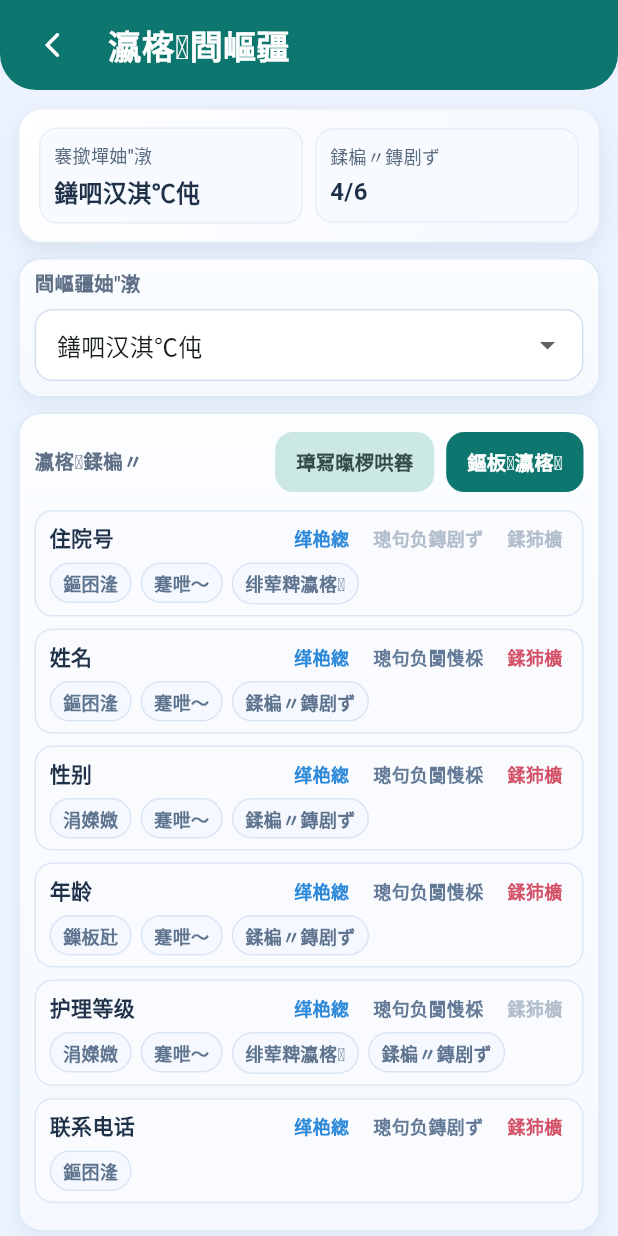
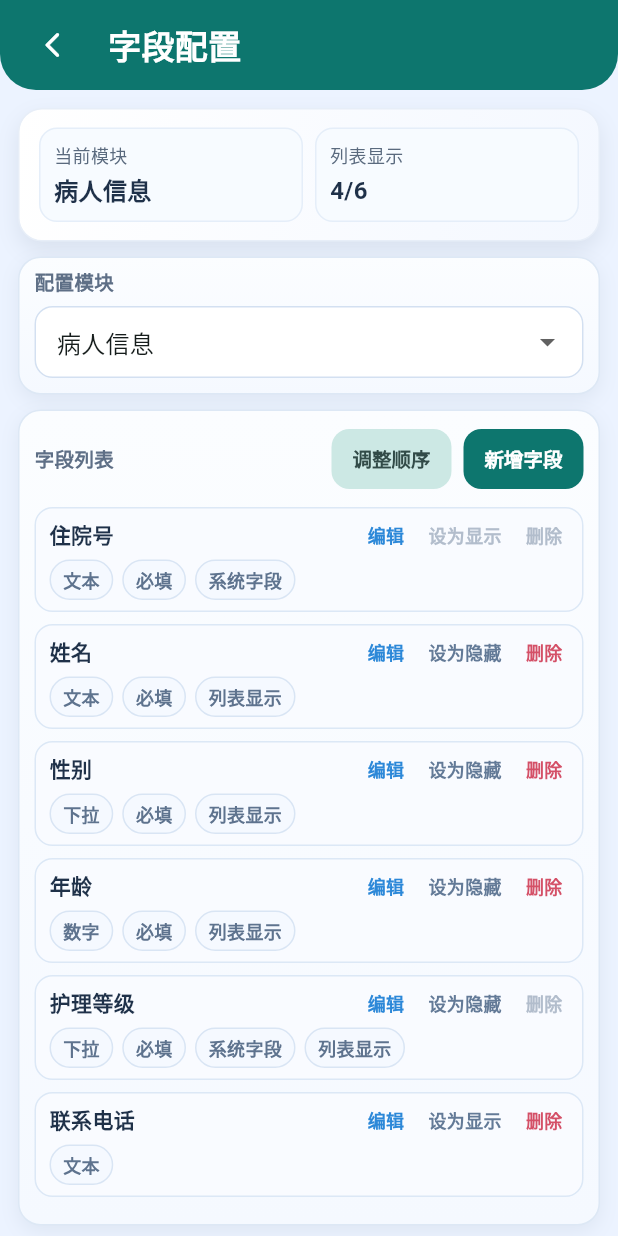
Before and after one commit to cccjax/hospital_record, a Flutter app: the screen it shows after launch, item 3 of the bottom bar chosen, after a tap on "字段配置", on a phone screen of 412 x 824 dp. Run offline on Flutter 3.47's test engine with Material 3 defaults, Android fonts, the phone set to English and light mode, and no system bars; our stand-ins replace file_picker, image_picker, local_auth, shared_preferences.

Commit message:
fix: repair garbled Chinese text in key UI pages

```diff
--- a/flutter_app/lib/src/pages/field_config_page.dart
+++ b/flutter_app/lib/src/pages/field_config_page.dart
@@ -34,7 +34,7 @@ class _FieldConfigPageState extends State<FieldConfigPage> {
           child: AppBackButton(),
         ),
         title: const Text(
-          '瀛楁閰嶇疆',
+          '字段配置',
           style: TextStyle(fontWeight: FontWeight.w800),
         ),
       ),
@@ -48,17 +48,17 @@ class _FieldConfigPageState extends State<FieldConfigPage> {
           ),
           const SizedBox(height: 10),
           SectionCard(
-            title: '閰嶇疆妯″潡',
+            title: '配置模块',
             child: DropdownButtonFormField<String>(
               initialValue: module,
               items: const [
-                DropdownMenuItem(value: 'patient', child: Text('鐥呬汉淇℃伅')),
-                DropdownMenuItem(value: 'admission', child: Text('鍏ラ櫌璁板綍')),
-                DropdownMenuItem(value: 'daily', child: Text('鏃ュ父璁板綍')),
+                DropdownMenuItem(value: 'patient', child: Text('病人信息')),
+                DropdownMenuItem(value: 'admission', child: Text('入院记录')),
+                DropdownMenuItem(value: 'daily', child: Text('日常记录')),
                 DropdownMenuItem(
-                    value: 'templateDisease', child: Text('鐥呯妯℃澘')),
+                    value: 'templateDisease', child: Text('病种模板')),
                 DropdownMenuItem(
-                    value: 'templateVersion', child: Text('鐗堟湰鍒楄〃')),
+                    value: 'templateVersion', child: Text('版本列表')),
               ],
               onChanged: (value) {
                 if (value == null) return;
@@ -67,7 +67,7 @@ class _FieldConfigPageState extends State<FieldConfigPage> {
             ),
           ),
           SectionCard(
-            title: '瀛楁鍒楄〃',
+            title: '字段列表',
             action: Wrap(
               spacing: 8,
               children: [
@@ -77,11 +77,11 @@ class _FieldConfigPageState extends State<FieldConfigPage> {
                       _sortMode = !_sortMode;
                     });
                   },
-                  child: Text(_sortMode ? '瀹屾垚鎺掑簭' : '璋冩暣椤哄簭'),
+                  child: Text(_sortMode ? '完成排序' : '调整顺序'),
                 ),
                 FilledButton(
                   onPressed: () => _openFieldDialog(context, module),
-                  child: const Text('鏂板瀛楁'),
+                  child: const Text('新增字段'),
                 ),
               ],
             ),
@@ -163,15 +163,15 @@ class _FieldConfigPageState extends State<FieldConfigPage> {
   String _moduleLabel(String moduleKey) {
     switch (moduleKey) {
       case 'patient':
-        return '鐥呬汉淇℃伅';
+        return '病人信息';
       case 'admission':
-        return '鍏ラ櫌璁板綍';
+        return '入院记录';
       case 'daily':
-        return '鏃ュ父璁板綍';
+        return '日常记录';
       case 'templateDisease':
-        return '鐥呯妯℃澘';
+        return '病种模板';
       case 'templateVersion':
-        return '鐗堟湰鍒楄〃';
+        return '版本列表';
       default:
         return moduleKey;
     }
@@ -197,7 +197,7 @@ class _FieldConfigPageState extends State<FieldConfigPage> {
           ? latestState.addCustomField(module, result)
           : latestState.updateField(module, editing.key, result);
       if (!ok && mounted) {
-        final message = latestState.takeLastErrorMessage() ?? '淇濆瓨澶辫触';
+        final message = latestState.takeLastErrorMessage() ?? '保存失败';
         ScaffoldMessenger.of(context).showSnackBar(
           SnackBar(content: Text(message)),
         );
@@ -220,7 +220,7 @@ class _FieldConfigPageState extends State<FieldConfigPage> {
     final state = context.read<HospitalAppState>();
     final ok = state.deleteField(module, key);
     if (!ok && context.mounted) {
-      final message = state.takeLastErrorMessage() ?? '鍒犻櫎澶辫触';
+      final message = state.takeLastErrorMessage() ?? '删除失败';
       ScaffoldMessenger.of(context)
           .showSnackBar(SnackBar(content: Text(message)));
     }
@@ -286,19 +286,19 @@ class _FieldEditorDialogState extends State<_FieldEditorDialog> {
     final canToggleRequired = !(editing?.locked == true);
 
     return EditorDialog(
-      title: editing == null ? '鏂板瀛楁' : '缂栬緫瀛楁',
-      subtitle: '缁熶竴閰嶇疆瀛楁鐨勫綍鍏ヨ鍒欎笌鍒楄〃灞曠ず鏂瑰紡',
+      title: editing == null ? '新增字段' : '编辑字段',
+      subtitle: '统一配置字段的录入规则与列表展示方式',
       icon: Icons.tune_rounded,
       maxWidth: 560,
       actions: [
         OutlinedButton(
           onPressed: () => Navigator.of(context).pop(),
-          child: const Text('鍙栨秷'),
+          child: const Text('取消'),
         ),
         FilledButton.icon(
           onPressed: _onSubmit,
           icon: const Icon(Icons.check_rounded),
-          label: const Text('淇濆瓨'),
+          label: const Text('保存'),
         ),
       ],
       child: Form(
@@ -307,15 +307,15 @@ class _FieldEditorDialogState extends State<_FieldEditorDialog> {
           crossAxisAlignment: CrossAxisAlignment.start,
           children: [
             EditorPanel(
-              title: '鍩烘湰淇℃伅',
+              title: '基本信息',
               child: Column(
                 children: [
                   TextFormField(
                     controller: _keyController,
                     enabled: !keyLocked,
                     decoration: const InputDecoration(
-                      labelText: '瀛楁閿悕 *',
-                      hintText: '渚嬪: bloodSugar',
+                      labelText: '字段键名 *',
+                      hintText: '例如: bloodSugar',
                     ),
                     validator: (value) {
                       if (value == null || value.trim().isEmpty) {
@@ -328,7 +328,7 @@ class _FieldEditorDialogState extends State<_FieldEditorDialog> {
                   TextFormField(
                     controller: _labelController,
                     decoration: const InputDecoration(
-                      labelText: '瀛楁鍚嶇О *',
+                      labelText: '字段名称 *',
                       hintText: '例如: 血型',
                     ),
                     validator: (value) {
@@ -347,17 +347,17 @@ class _FieldEditorDialogState extends State<_FieldEditorDialog> {
               description: typeLocked ? '系统字段类型不可修改' : '不同类型会影响录入控件样式',
               child: DropdownButtonFormField<FieldType>(
                 initialValue: _type,
-                decoration: const InputDecoration(labelText: '閫夋嫨瀛楁绫诲瀷'),
+                decoration: const InputDecoration(labelText: '选择字段类型'),
                 items: const [
-                  DropdownMenuItem(value: FieldType.text, child: Text('鏂囨湰')),
-                  DropdownMenuItem(value: FieldType.number, child: Text('鏁板瓧')),
-                  DropdownMenuItem(value: FieldType.date, child: Text('鏃ユ湡')),
+                  DropdownMenuItem(value: FieldType.text, child: Text('文本')),
+                  DropdownMenuItem(value: FieldType.number, child: Text('数字')),
+                  DropdownMenuItem(value: FieldType.date, child: Text('日期')),
                   DropdownMenuItem(
-                      value: FieldType.textarea, child: Text('澶氳鏂囨湰')),
+                      value: FieldType.textarea, child: Text('多行文本')),
                   DropdownMenuItem(
-                      value: FieldType.select, child: Text('涓嬫媺閫夐」')),
+                      value: FieldType.select, child: Text('下拉选项')),
                   DropdownMenuItem(
-                      value: FieldType.images, child: Text('鍥剧墖涓婁紶')),
+                      value: FieldType.images, child: Text('图片上传')),
                 ],
                 onChanged: typeLocked
                     ? null
@@ -402,7 +402,7 @@ class _FieldEditorDialogState extends State<_FieldEditorDialog> {
               child: Column(
                 children: [
                   _buildToggleRow(
-                    title: '鏄惁蹇呭～',
+                    title: '是否必填',
                     subtitle: canToggleRequired ? '开启后录入时必须填写' : '系统字段，不可修改',
                     value: _required,
                     onChanged: canToggleRequired
@@ -415,8 +415,8 @@ class _FieldEditorDialogState extends State<_FieldEditorDialog> {
                   ),
                   const SizedBox(height: 8),
                   _buildToggleRow(
-                    title: '鏄惁鍒楄〃灞曠ず',
-                    subtitle: '鍏抽棴鍚庝粎鍦ㄨ鎯呴〉鏄剧ず',
+                    title: '是否列表展示',
+                    subtitle: '关闭后仅在详情页显示',
                     value: _showInList,
                     onChanged: (value) {
                       setState(() {
@@ -614,14 +614,14 @@ class _FieldStatsCard extends StatelessWidget {
           children: [
             Expanded(
               child: _StatCell(
-                label: '褰撳墠妯″潡',
+                label: '当前模块',
                 value: moduleName,
               ),
             ),
             const SizedBox(width: 8),
             Expanded(
               child: _StatCell(
-                label: '鍒楄〃鏄剧ず',
+                label: '列表显示',
                 value: '$visibleCount/$totalCount',
               ),
             ),
@@ -704,10 +704,10 @@ class _FieldRow extends StatelessWidget {
   Widget build(BuildContext context) {
     final tags = <String>[
       _fieldTypeLabel(field.type),
-      if (field.required) '蹇呭～',
-      if (field.locked) '绯荤粺瀛楁',
-      if (field.computed) '璁＄畻瀛楁',
-      if (field.showInList) '鍒楄〃鏄剧ず',
+      if (field.required) '必填',
+      if (field.locked) '系统字段',
+      if (field.computed) '计算字段',
+      if (field.showInList) '列表显示',
     ];
 
     return Padding(
@@ -736,16 +736,16 @@ class _FieldRow extends StatelessWidget {
                     ),
                   ),
                   _RowAction(
-                      title: '缂栬緫',
+                      title: '编辑',
                       color: const Color(0xFF2C88D8),
                       onTap: onEdit),
                   _RowAction(
-                    title: field.showInList ? '璁句负闅愯棌' : '璁句负鏄剧ず',
+                    title: field.showInList ? '设为隐藏' : '设为显示',
                     color: const Color(0xFF637A97),
                     onTap: onToggleShow,
                   ),
                   _RowAction(
-                    title: '鍒犻櫎',
+                    title: '删除',
                     color: const Color(0xFFD45067),
                     onTap: canDelete ? onDelete : null,
                   ),
@@ -802,17 +802,17 @@ class _FieldRow extends StatelessWidget {
   String _fieldTypeLabel(FieldType type) {
     switch (type) {
       case FieldType.text:
-        return '鏂囨湰';
+        return '文本';
       case FieldType.number:
-        return '鏁板瓧';
+        return '数字';
       case FieldType.date:
-        return '鏃ユ湡';
+        return '日期';
       case FieldType.textarea:
-        return '澶氳';
+        return '多行';
       case FieldType.select:
-        return '涓嬫媺';
+        return '下拉';
       case FieldType.images:
-        return '鍥剧墖涓婁紶';
+        return '图片上传';
     }
   }
 }
--- a/flutter_app/lib/src/pages/home_tab_page.dart
+++ b/flutter_app/lib/src/pages/home_tab_page.dart
@@ -52,7 +52,7 @@ class _HomeTabPageState extends State<HomeTabPage> {
       appBar: AppBar(
         automaticallyImplyLeading: false,
         title: const Text(
-          '棣栭〉',
+          '首页',
           style: TextStyle(fontWeight: FontWeight.w700),
         ),
       ),
@@ -83,7 +83,7 @@ class _HomeTabPageState extends State<HomeTabPage> {
                       child: TextField(
                         controller: _searchController,
                         decoration: const InputDecoration(
-                          hintText: '杈撳叆浣忛櫌鍙?濮撳悕鎼滅储',
+                          hintText: '杈撳叆浣忛櫌鍙?姓名搜索',
                           prefixIcon: Icon(Icons.search_rounded),
                         ),
                       ),
@@ -93,7 +93,7 @@ class _HomeTabPageState extends State<HomeTabPage> {
                       width: layout.isTablet ? 112 : null,
                       child: FilledButton(
                         onPressed: () => _openPatientDialog(context),
-                        child: const Text('鏂板'),
+                        child: const Text('新增'),
                       ),
                     ),
                   ],
@@ -104,7 +104,7 @@ class _HomeTabPageState extends State<HomeTabPage> {
                     padding: EdgeInsets.only(top: 20),
                     child: Center(
                       child: Text(
-                        '鏆傛棤鐥呬汉璁板綍',
+                        '暂无病人记录',
                         style: TextStyle(color: Color(0xFF7488A4)),
                       ),
                     ),
@@ -183,7 +183,7 @@ class _HomeTabPageState extends State<HomeTabPage> {
       context: context,
       builder: (dialogContext) {
         return DynamicFormDialog(
-          title: editing == null ? '鏂板鐥呬汉' : '缂栬緫鐥呬汉',
+          title: editing == null ? '新增病人' : '编辑鐥呬汉',
           schema: schema,
           initialValues: initial,
           onSubmit: (values) async {
@@ -191,7 +191,7 @@ class _HomeTabPageState extends State<HomeTabPage> {
               values: values,
               editingAdmissionNo: editing?.admissionNo,
             );
-            return ok ? null : (state.takeLastErrorMessage() ?? '淇濆瓨澶辫触');
+            return ok ? null : (state.takeLastErrorMessage() ?? '保存失败');
           },
         );
       },
@@ -201,8 +201,8 @@ class _HomeTabPageState extends State<HomeTabPage> {
   Future<void> _deletePatient(BuildContext context, String admissionNo) async {
     final confirmed = await showDeleteConfirmDialog(
       context,
-      title: '鍒犻櫎鐥呬汉',
-      content: '鍒犻櫎鍚庡皢鍚屾鍒犻櫎璇ョ梾浜虹殑鍏ラ櫌璁板綍銆佹棩甯歌褰曘€佹祴璇勫拰褰卞儚璧勬枡锛屾槸鍚︾户缁紵',
+      title: '删除病人',
+      content: '删除鍚庡皢鍚屾删除璇ョ梾浜虹殑鍏ラ櫌璁板綍銆佹棩甯歌褰曘€佹祴璇勫拰褰卞儚璧勬枡锛屾槸鍚︾户缁紵',
     );
     if (!confirmed) return;
     if (!context.mounted) return;
@@ -276,7 +276,7 @@ class _HeroCard extends StatelessWidget {
           crossAxisAlignment: CrossAxisAlignment.start,
           children: [
             const Text(
-              '姒傝',
+              '概览',
               style: TextStyle(
                 fontSize: 17,
                 fontWeight: FontWeight.w700,
@@ -289,7 +289,7 @@ class _HeroCard extends StatelessWidget {
               children: [
                 Expanded(
                   child: _HeroMetric(
-                    label: '鐥呬汉鎬绘暟',
+                    label: '病人总数',
                     value: '$patientCount',
                   ),
                 ),
@@ -309,7 +309,7 @@ class _HeroCard extends StatelessWidget {
               runSpacing: 8,
               children: [
                 _NursingFilterChip(
-                  text: '鍏ㄩ儴 $patientCount',
+                  text: '全部 $patientCount',
                   active: activeNursingLevel.isEmpty,
                   color: null,
                   onTap: () => onSelectNursingLevel(''),
@@ -469,7 +469,7 @@ class _FilterStatCard extends StatelessWidget {
                 Row(
                   children: [
                     Text(
-                      '鍦ㄩ櫌鐥呬汉',
+                      '在院病人',
                       style: TextStyle(
                         color: active
                             ? const Color(0xFF2F5F96)
@@ -612,12 +612,12 @@ class _PatientCard extends StatelessWidget {
                   ),
                   const SizedBox(width: 5),
                   _ActionText(
-                    title: '缂栬緫',
+                    title: '编辑',
                     color: const Color(0xFF2C89D8),
                     onTap: onEdit,
                   ),
                   _ActionText(
-                    title: '鍒犻櫎',
+                    title: '删除',
                     color: const Color(0xFFD54E67),
                     onTap: onDelete,
                   ),
--- a/flutter_app/lib/src/state/hospital_app_state.dart
+++ b/flutter_app/lib/src/state/hospital_app_state.dart
@@ -161,7 +161,7 @@ class HospitalAppState extends ChangeNotifier {
 
   Set<String> getInHospitalPatientNoSet() {
     return data.admissions
-        .where((row) => (row.values['status'] ?? '').toString() == '鍦ㄩ櫌')
+        .where((row) => (row.values['status'] ?? '').toString() == '在院')
         .map((e) => e.admissionNo)
         .toSet();
   }
@@ -244,7 +244,7 @@ class HospitalAppState extends ChangeNotifier {
     return data.admissions.any(
       (row) =>
           row.admissionNo == admissionNo &&
-          (row.values['status'] ?? '').toString() == '鍦ㄩ櫌',
+          (row.values['status'] ?? '').toString() == '在院',
     );
   }
 
@@ -265,7 +265,7 @@ class HospitalAppState extends ChangeNotifier {
           row.admissionNo != editingAdmissionNo,
     );
     if (duplicated) {
-      _lastErrorMessage = '浣忛櫌鍙峰凡瀛樺湪';
+      _lastErrorMessage = '住院号已存在';
       return false;
     }
 
@@ -326,7 +326,7 @@ class HospitalAppState extends ChangeNotifier {
     _lastErrorMessage = null;
 
     if (editingId == null && hasInHospitalAdmission(admissionNo)) {
-      _lastErrorMessage = '璇ョ梾浜哄凡鏈夊湪闄㈣褰曪紝涓嶈兘閲嶅鏂板鍏ラ櫌';
+      _lastErrorMessage = '该病人已有在院记录，不能重复新增入院';
       return false;
     }
 
@@ -335,7 +335,7 @@ class HospitalAppState extends ChangeNotifier {
     payload['admitDate'] = (payload['admitDate'] ?? '').toString();
 
     if ((payload['admitDate'] ?? '').toString().isEmpty) {
-      _lastErrorMessage = '鍏ラ櫌鏃ユ湡涓嶈兘涓虹┖';
+      _lastErrorMessage = '入院日期不能为空';
       return false;
     }
 
@@ -405,7 +405,7 @@ class HospitalAppState extends ChangeNotifier {
     _lastErrorMessage = null;
     final payload = _applySchemaCoercion(values, schemaOf('daily'));
     if ((payload['recordDate'] ?? '').toString().isEmpty) {
-      _lastErrorMessage = '璁板綍鏃ユ湡涓嶈兘涓虹┖';
+      _lastErrorMessage = '记录日期不能为空';
       return false;
     }
 
@@ -709,7 +709,7 @@ class HospitalAppState extends ChangeNotifier {
         '';
     final normalizedName = name.toString().trim();
     if (normalizedName.isEmpty) {
-      _lastErrorMessage = '鐥呯鍚嶇О涓嶈兘涓虹┖';
+      _lastErrorMessage = '病种名称不能为空';
       return false;
     }
 
@@ -836,7 +836,7 @@ class HospitalAppState extends ChangeNotifier {
         '';
     final normalizedName = name.toString().trim();
     if (normalizedName.isEmpty) {
-      _lastErrorMessage = '鐥呯鍚嶇О涓嶈兘涓虹┖';
+      _lastErrorMessage = '病种名称不能为空';
       return false;
     }
 
@@ -1007,7 +1007,7 @@ class HospitalAppState extends ChangeNotifier {
       items.add(
         TemplateItem(
           id: _createId('tpli'),
-          name: name.trim().isEmpty ? '鏈懡鍚嶆祴璇勯」' : name.trim(),
+          name: name.trim().isEmpty ? '未命名测评项' : name.trim(),
           options: options,
         ),
       );
@@ -1176,7 +1176,7 @@ class HospitalAppState extends ChangeNotifier {
     _lastErrorMessage = null;
     final schema = schemaOf(moduleKey);
     if (schema.any((e) => e.key == field.key)) {
-      _lastErrorMessage = '瀛楁閿悕閲嶅';
+      _lastErrorMessage = '字段键名重复';
       return false;
     }
     final next = <String, List<FieldSchema>>{
@@ -1198,7 +1198,7 @@ class HospitalAppState extends ChangeNotifier {
       return false;
     }
     if (oldKey != updated.key && schema.any((e) => e.key == updated.key)) {
-      _lastErrorMessage = '瀛楁閿悕閲嶅';
+      _lastErrorMessage = '字段键名重复';
       return false;
     }
     if (oldKey != updated.key) {
```
